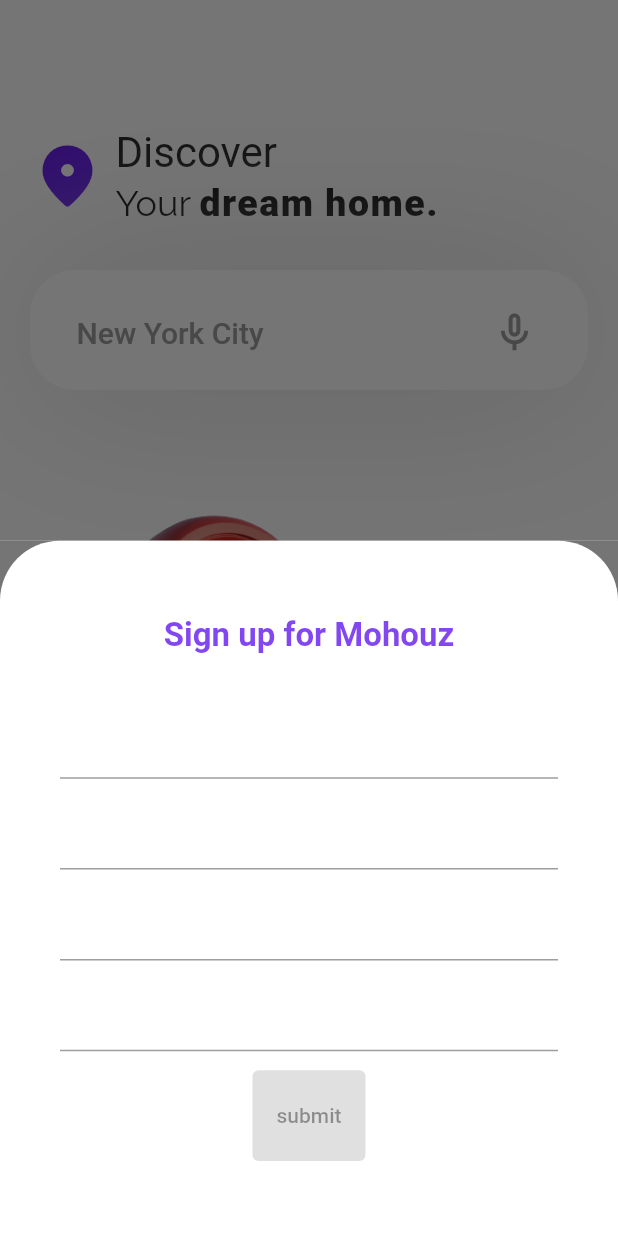
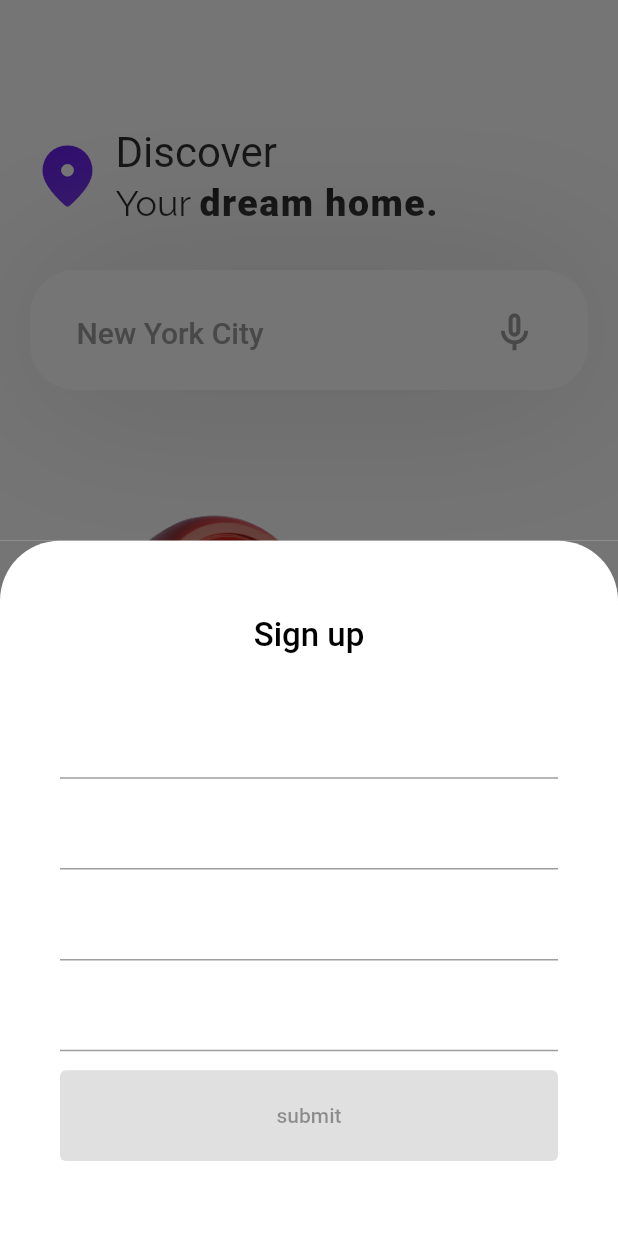
Before and after one commit to Michaelalo1/Mohouz, a Flutter app: the screen it shows after launch, after a tap on "Sign Up", on a phone screen of 412 x 824 dp. Run offline on Flutter 3.47's test engine with Material 2 defaults, Android fonts, the phone set to English and light mode, and no system bars; our stand-ins replace firebase_auth, firebase_core, font_awesome_flutter, google_sign_in; accounts and stored records are empty; Roboto replaces fonts that are missing (Raleway).

Commit message:
login screen formatting - start

```diff
--- a/lib/main.dart
+++ b/lib/main.dart
@@ -362,6 +362,10 @@ class _HomeScreenState extends State<HomeScreen> {
                   ),
                 ),
               ),
+
+              // SIGN UP SCREEN
+              // SIGN UP SCREEN
+
               ConstrainedBox(
                 constraints: const BoxConstraints(
                   minWidth: double.infinity,
@@ -409,16 +413,15 @@ class _HomeScreenState extends State<HomeScreen> {
                                   height: 800,
                                   width: double.infinity,
                                   child: Column(
-                                    children: const [
+                                    children: [
                                       Expanded(
                                         child: Text(
-                                          'Sign up for Mohouz',
+                                          'Sign up',
                                           style: TextStyle(
                                               fontFamily: 'Raleway',
-                                              color: Color.fromRGBO(
-                                                  99, 25, 236, 0.8),
+                                              color: Colors.black,
                                               fontSize: 22,
-                                              fontWeight: FontWeight.w600),
+                                              fontWeight: FontWeight.w500),
                                         ),
                                       ),
                                       // Expanded(
@@ -451,14 +454,38 @@ class _HomeScreenState extends State<HomeScreen> {
                                       //       )),
                                       // ),
                                       // SizedBox(height: 5),
-                                      Expanded(child: TextField()),
-                                      Expanded(child: TextField()),
-                                      Expanded(child: TextField()),
-                                      Expanded(child: TextField()),
+                                      Expanded(
+                                        child: TextField(
+                                          textAlign: TextAlign.center,
+                                        ),
+                                      ),
+                                      Expanded(
+                                        child: TextField(
+                                          textAlign: TextAlign.center,
+                                        ),
+                                      ),
+                                      Expanded(
+                                        child: TextField(
+                                          textAlign: TextAlign.center,
+                                        ),
+                                      ),
+                                      Expanded(
+                                        child: TextField(
+                                          textAlign: TextAlign.center,
+                                        ),
+                                      ),
                                       Expanded(
                                         child: ElevatedButton(
-                                            onPressed: null,
-                                            child: Text('submit')),
+                                          style: ElevatedButton.styleFrom(
+                                            elevation: 20,
+                                            primary: Colors.white,
+                                            onPrimary: Colors.deepPurpleAccent,
+                                            minimumSize:
+                                                Size(double.infinity, 50),
+                                          ),
+                                          onPressed: null,
+                                          child: Text('submit'),
+                                        ),
                                       ),
                                     ],
                                   ),
```
